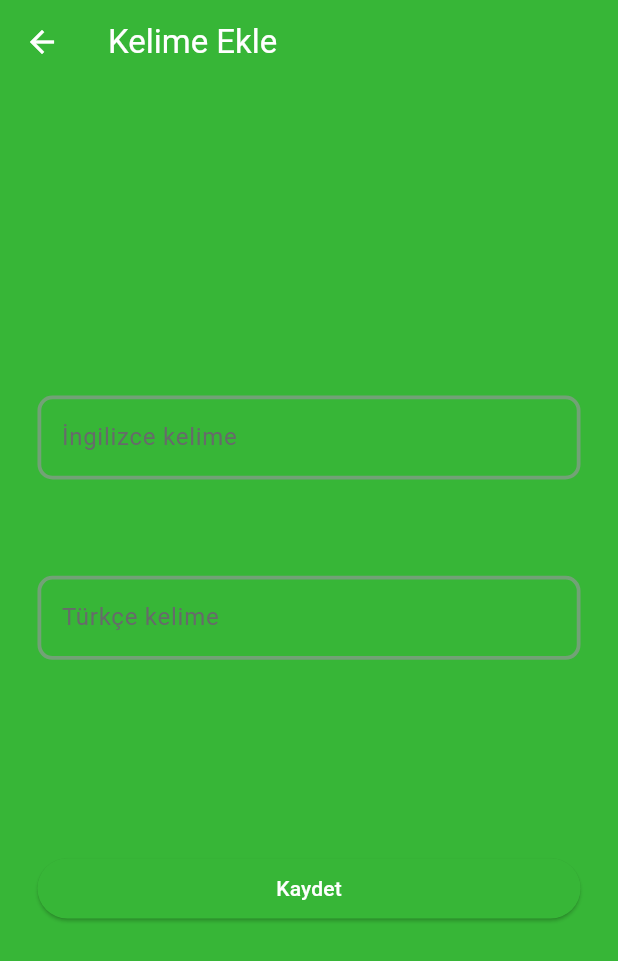
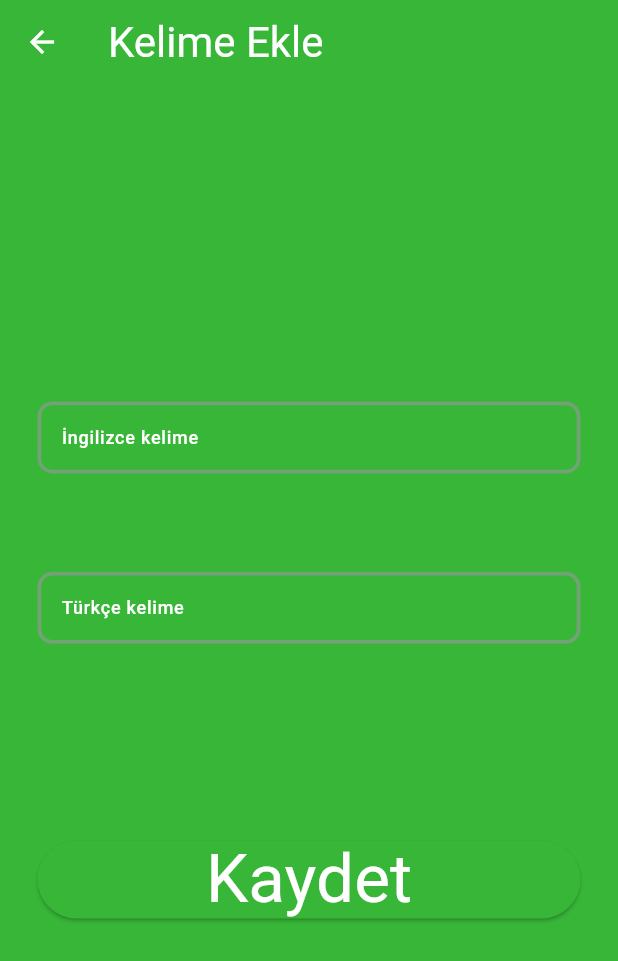
Before and after one commit to o-gkmn/get_random_word, a Flutter app: the AddWord screen opened by its route, on a phone screen of 412 x 824 dp. Shown: the top 961 px of the screen. Run offline on Flutter 3.47's test engine with Material 2 defaults, Android fonts, the phone set to English and light mode, and no system bars; our stand-ins replace bloc, equatable, flutter_bloc, sqflite; accounts and stored records are empty; statements that could not run were skipped.

Commit message:
text theme is added

```diff
--- a/lib/screens/add_word.dart
+++ b/lib/screens/add_word.dart
@@ -16,7 +16,10 @@ class AddWord extends StatelessWidget {
       create: (context) => AddWordCubit(RepositoryProvider.of(context)),
       child: Scaffold(
         appBar: AppBar(
-          title: const Text("Kelime Ekle"),
+          title: Text(
+            "Kelime Ekle",
+            style: Theme.of(context).textTheme.headlineMedium,
+          ),
         ),
         body: BlocListener<AddWordCubit, AddWordState>(
           listener: (context, state) {
@@ -76,48 +79,7 @@ class EnglishWordField extends StatelessWidget with AddWordValidateMixin {
       width: MediaQuery.of(context).size.width - 50,
       child: TextFormField(
         validator: nullCheck,
-        style: TextStyle(color: Theme.of(context).colorScheme.onBackground),
-        decoration: InputDecoration(
-          enabledBorder: OutlineInputBorder(
-              borderRadius: BorderRadius.circular(10.0),
-              borderSide: BorderSide(
-                  color: Theme.of(context).colorScheme.secondary, width: 2.5)),
-          errorBorder: OutlineInputBorder(
-              borderRadius: BorderRadius.circular(10.0),
-              borderSide: BorderSide(
-                  color: Theme.of(context).colorScheme.error, width: 2.5)),
-          disabledBorder: OutlineInputBorder(
-              borderRadius: BorderRadius.circular(10.0),
-              borderSide: BorderSide(
-                  color: Theme.of(context).colorScheme.onBackground,
-                  width: 2.5)),
-          focusedBorder: OutlineInputBorder(
-              borderRadius: BorderRadius.circular(10.0),
-              borderSide: BorderSide(
-                  color: Theme.of(context).colorScheme.secondary, width: 2.5)),
-          labelText: "İngilizce kelime",
-          hintText: "Buraya yazın",
-          labelStyle:
-              TextStyle(color: Theme.of(context).colorScheme.onBackground),
-        ),
-        onSaved: (String? value) {
-          word = word.copyWith(englishWord: value!);
-        },
-      ),
-    );
-  }
-}
-
-class TurkishWordField extends StatelessWidget with AddWordValidateMixin {
-  const TurkishWordField({super.key});
-
-  @override
-  Widget build(BuildContext context) {
-    return SizedBox(
-      width: MediaQuery.of(context).size.width - 50,
-      child: TextFormField(
-        validator: nullCheck,
-        style: TextStyle(color: Theme.of(context).colorScheme.onBackground),
+        style: Theme.of(context).textTheme.labelMedium,
         decoration: InputDecoration(
             enabledBorder: OutlineInputBorder(
                 borderRadius: BorderRadius.circular(10.0),
@@ -138,10 +100,54 @@ class TurkishWordField extends StatelessWidget with AddWordValidateMixin {
                 borderSide: BorderSide(
                     color: Theme.of(context).colorScheme.secondary,
                     width: 2.5)),
-            labelText: "Türkçe kelime",
+            labelText: "İngilizce kelime",
+            labelStyle: Theme.of(context).textTheme.labelMedium,
             hintText: "Buraya yazın",
-            labelStyle:
-                TextStyle(color: Theme.of(context).colorScheme.onBackground)),
+            hintStyle: Theme.of(context).textTheme.labelMedium
+            ),
+        onSaved: (String? value) {
+          word = word.copyWith(englishWord: value!);
+        },
+      ),
+    );
+  }
+}
+
+class TurkishWordField extends StatelessWidget with AddWordValidateMixin {
+  const TurkishWordField({super.key});
+
+  @override
+  Widget build(BuildContext context) {
+    return SizedBox(
+      width: MediaQuery.of(context).size.width - 50,
+      child: TextFormField(
+        validator: nullCheck,
+        style: Theme.of(context).textTheme.labelMedium,
+        decoration: InputDecoration(
+          enabledBorder: OutlineInputBorder(
+              borderRadius: BorderRadius.circular(10.0),
+              borderSide: BorderSide(
+                  color: Theme.of(context).colorScheme.secondary, width: 2.5)),
+          errorBorder: OutlineInputBorder(
+              borderRadius: BorderRadius.circular(10.0),
+              borderSide: BorderSide(
+                  color: Theme.of(context).colorScheme.error, width: 2.5)),
+          disabledBorder: OutlineInputBorder(
+              borderRadius: BorderRadius.circular(10.0),
+              borderSide: BorderSide(
+                  color: Theme.of(context).colorScheme.onBackground,
+                  width: 2.5)),
+          focusedBorder: OutlineInputBorder(
+              borderRadius: BorderRadius.circular(10.0),
+              borderSide: BorderSide(
+                  color: Theme.of(context).colorScheme.secondary, width: 2.5)),
+          labelText: "Türkçe kelime",
+          labelStyle: Theme.of(context).textTheme.labelMedium,
+          hintText: "Buraya yazın",
+          hintStyle: Theme.of(context).textTheme.labelMedium,
+          // labelStyle:
+          //     TextStyle(color: Theme.of(context).colorScheme.onBackground),
+        ),
         onSaved: (String? value) {
           word = word.copyWith(turkishWord: value!);
         },
@@ -167,8 +173,7 @@ class SaveButton extends StatelessWidget {
             formKey.currentState!.reset();
           }
         },
-        child: Text("Kaydet",
-            style: TextStyle(color: Theme.of(context).colorScheme.onSurface)),
+        child: Text("Kaydet", style: Theme.of(context).textTheme.displayMedium),
       ),
     );
   }
```
Also changed, not shown: lib/screens/list_word.dart (+15 -5 lines), lib/screens/show_word.dart (+30 -26 lines), lib/screens/update_word.dart (+56 -15 lines), lib/theme/text_theme/text_theme.dart (added, +115 -0 lines), fonts/Montserrat-Bold.ttf (added), fonts/OpenSans-Bold.ttf (added), fonts/OpenSans-Light.ttf (added), fonts/OpenSans-Medium.ttf (added), fonts/OpenSans-Regular.ttf (added).
